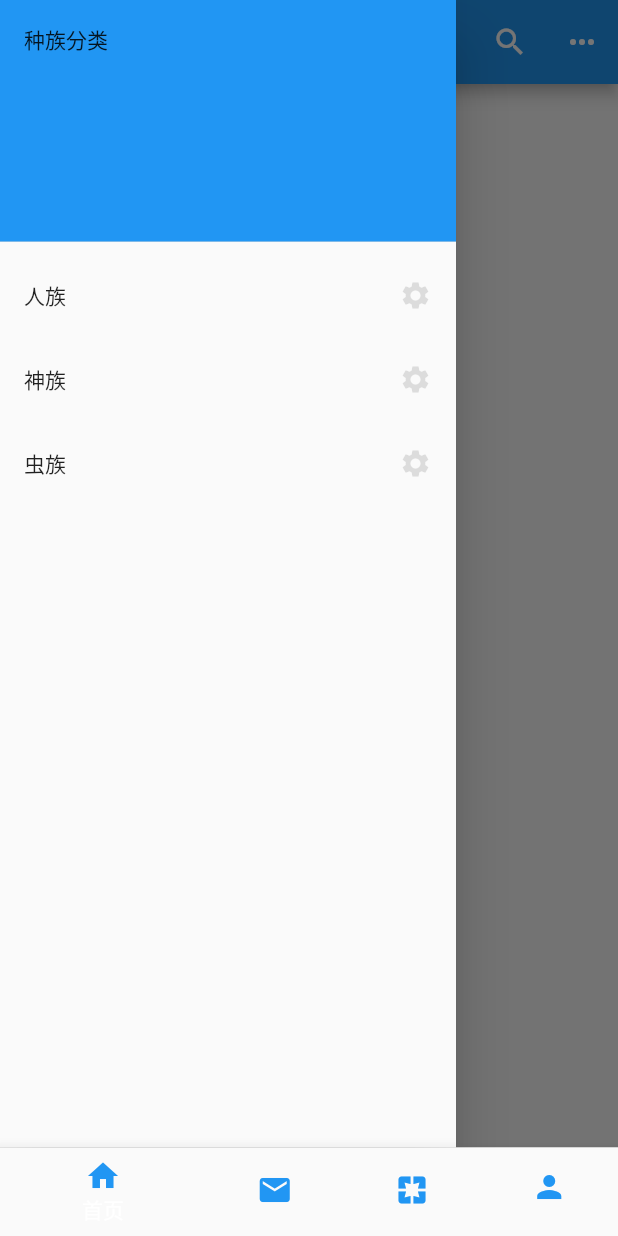
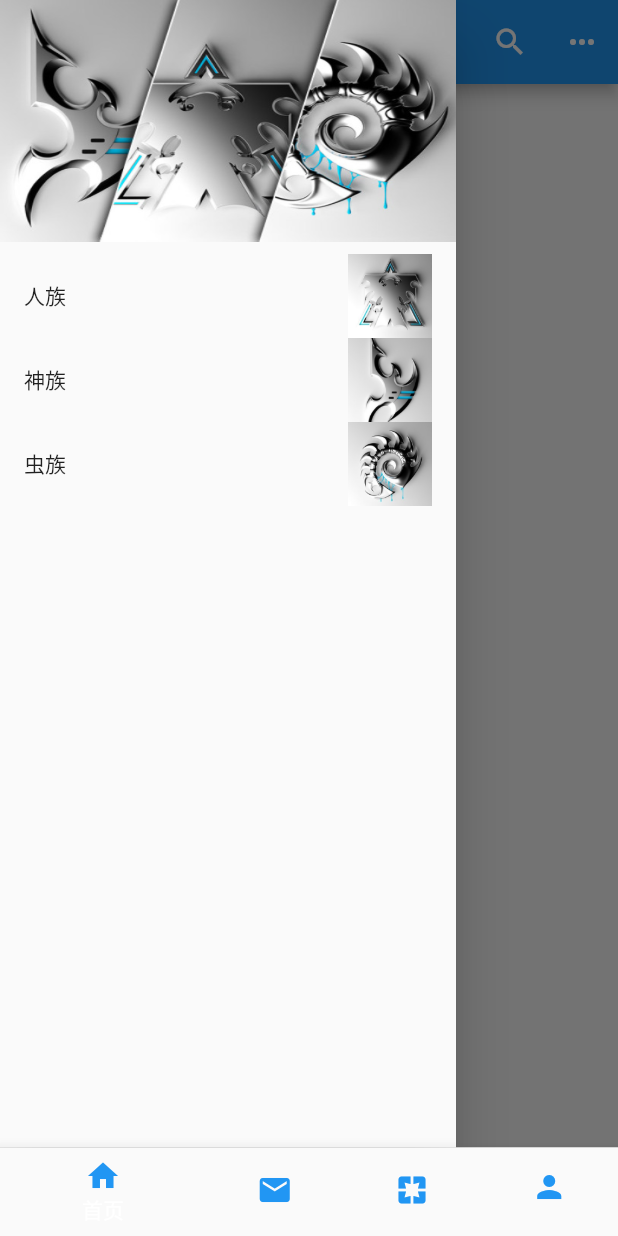
Before and after one commit to 422GDX/sc2, a Flutter app: the screen it shows after launch, with the side drawer open, on a phone screen of 412 x 824 dp. Run offline on Flutter 3.47's test engine with Material 2 defaults, Android fonts, the phone set to English and light mode, and no system bars.

Commit message:
本地图片载入

```diff
--- a/lib/pages/home_screen.dart
+++ b/lib/pages/home_screen.dart
@@ -35,24 +35,31 @@ class HomeScreen extends StatelessWidget {
           padding: EdgeInsets.zero,
           children: <Widget>[
             DrawerHeader(
-              child: Text('种族分类'),
+              child: Text(''),
               decoration: BoxDecoration(
-                color: Colors.blue,
+                //color: Colors.blue,
+                image: DecorationImage(
+                  image: AssetImage("lib/images/background.jpg"),
+                  fit: BoxFit.fill
+                ),
               ),
             ),
             ListTile(
               title: Text('人族', textAlign: TextAlign.left),
-              trailing: Icon(Icons.settings, color: Colors.black12, size: 22.0),
+              //trailing: Icon(Icons.settings, color: Colors.black12, size: 22.0),
+              trailing: Image.asset("lib/images/Terran.jpg"),
               onTap: () => Navigator.pop(context)
             ),
             ListTile(
               title: Text('神族', textAlign: TextAlign.left),
-              trailing: Icon(Icons.settings, color: Colors.black12, size: 22.0),
+              //trailing: Icon(Icons.settings, color: Colors.black12, size: 22.0),
+              trailing: Image.asset("lib/images/Protoss.jpg"),
               onTap: () => Navigator.pop(context)
             ),
             ListTile(
               title: Text('虫族', textAlign: TextAlign.left),
-              trailing: Icon(Icons.settings, color: Colors.black12, size: 22.0),
+              //trailing: Icon(Icons.settings, color: Colors.black12, size: 22.0),
+              trailing: Image.asset("lib/images/Zerg.jpg"),
               onTap: () => Navigator.pop(context)
             ),
           ],
@@ -63,6 +70,4 @@ class HomeScreen extends StatelessWidget {
       ),
     );
   }
-
-
 }
```
Also changed, not shown: pubspec.yaml (+6 -1 lines), lib/images/20110915025620_23441.jpg (deleted), lib/images/Protoss-1.jpg (deleted), lib/images/Protoss.jpg, lib/images/Terran .jpg (deleted), lib/images/Terran.jpg (renamed from lib/images/Terran-1.jpg), lib/images/Zerg.jpg, 1 other file.
